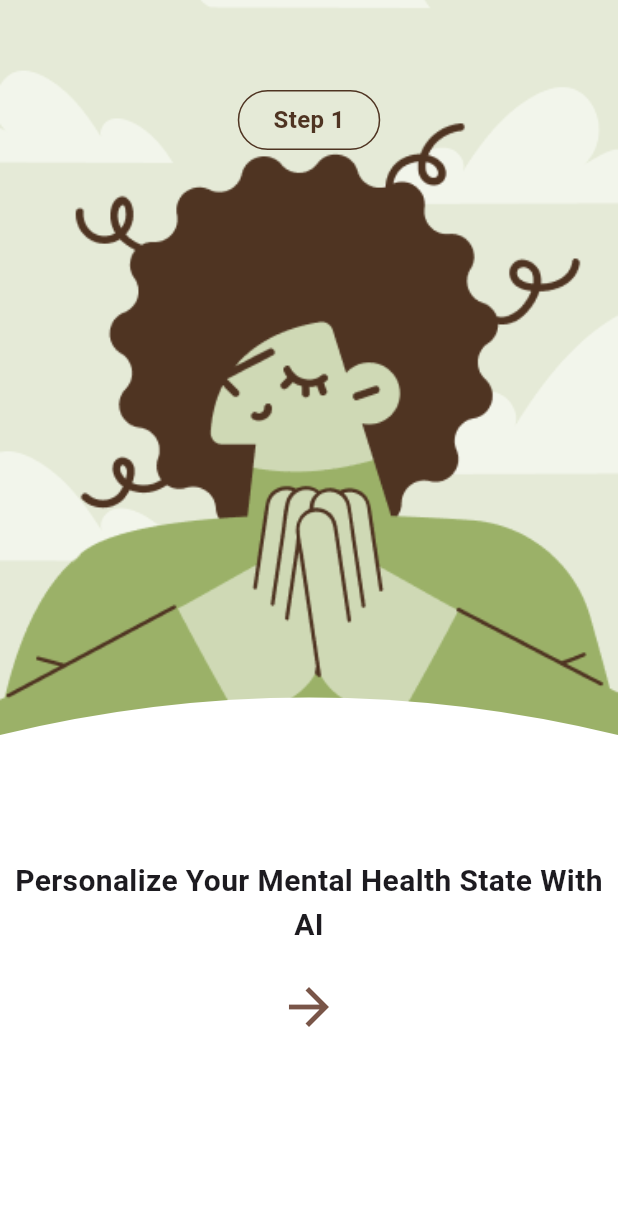
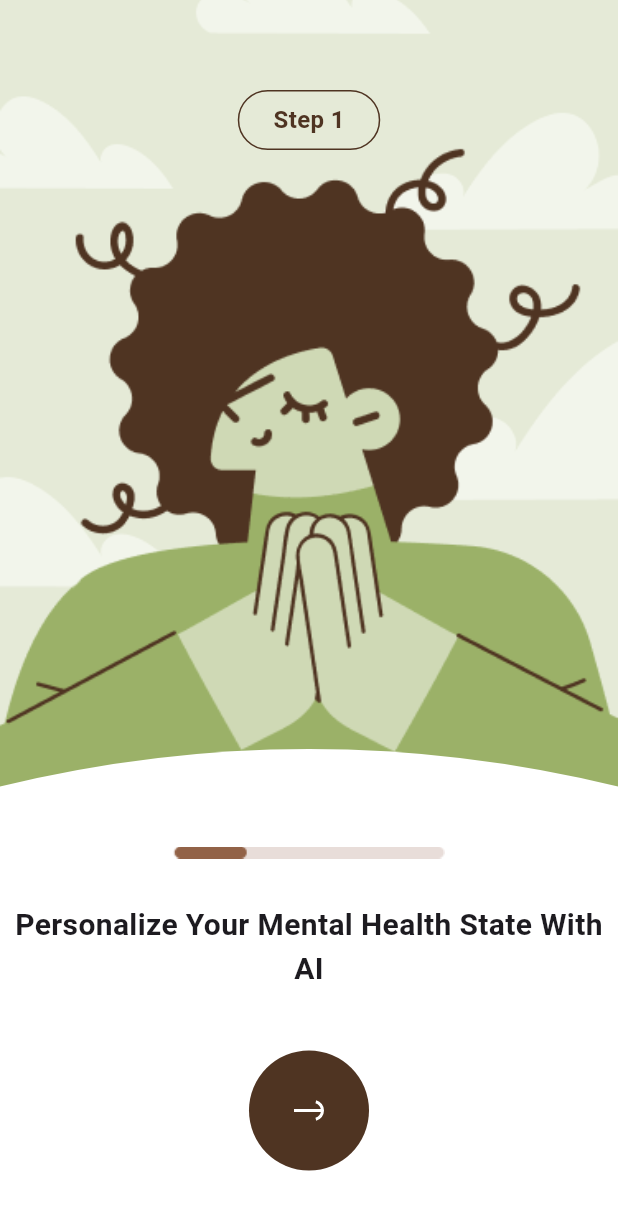
Before and after one commit to TaiMinh2002/MENTAL_HEALTH_APPLICATION, a Flutter app: the screen it shows after launch, after a tap on "Get Start", on a phone screen of 412 x 824 dp. Shown: the top 1210 px of the screen. Run offline on Flutter 3.47's test engine with Material 3 defaults, Android fonts, the phone set to English and light mode, and no system bars; our stand-ins replace flutter_screenutil, flutter_svg, get, lottie.

Commit message:
intro page

```diff
--- a/mental_healing/lib/app_router.dart
+++ b/mental_healing/lib/app_router.dart
@@ -1,12 +1,12 @@
 import 'package:mental_healing/import.dart';
-import 'package:mental_healing/page/intro/component/intro_item.dart';
+import 'package:mental_healing/page/intro/component/page_view_intro.dart';
 import 'package:mental_healing/page/intro/intro_page.dart';
 import 'package:mental_healing/page/splash/splash_page.dart';
 
 class AppRouter {
   static const String routerSplash = '/splash';
   static const String routerIntro = '/intro';
-  static const String routerIntroItem = '/introItem';
+  static const String routerPageViewIntro = '/page_view_intro';
 
   static const curve = Curves.fastOutSlowIn;
   static const transition = Transition.rightToLeftWithFade;
@@ -29,9 +29,9 @@ class AppRouter {
       transition: Transition.fadeIn,
       transitionDuration: transitionDuration,
     ),
-    GetPage<IntroItem>(
-      name: routerIntroItem,
-      page: () => IntroItem(),
+    GetPage<PageViewIntro>(
+      name: routerPageViewIntro,
+      page: () => PageViewIntro(),
       curve: curve,
       transition: Transition.fadeIn,
       transitionDuration: transitionDuration,
--- a/mental_healing/lib/page/intro/component/intro_item.dart
+++ b/mental_healing/lib/page/intro/component/intro_item.dart
@@ -1,21 +1,30 @@
-import 'package:flutter/material.dart';
+import 'package:mental_healing/import.dart';
+import 'package:mental_healing/page/intro/component/next_button.dart';
 import 'package:mental_healing/page/intro/component/step_item.dart';
-import 'package:mental_healing/r.dart';
 
 class IntroItem extends StatelessWidget {
-  const IntroItem({super.key});
+  const IntroItem(
+      {super.key,
+      required this.image,
+      required this.step,
+      required this.text,
+      required this.indicator});
+  final String image;
+  final String text;
+  final String step;
+  final String indicator;
 
   @override
   Widget build(BuildContext context) {
     final double screenHeight = MediaQuery.of(context).size.height;
-    final double imageHeight = screenHeight / 1.6;
+    final double imageHeight = screenHeight / 1.5;
     final double containerHeight = screenHeight - imageHeight + 75;
     return Scaffold(
       backgroundColor: const Color(0xffE5EAD7),
       body: Stack(
         children: [
           Image.asset(
-            AssetImages.intro1,
+            image,
             height: imageHeight,
             width: double.infinity,
             fit: BoxFit.cover,
@@ -24,10 +33,7 @@ class IntroItem extends StatelessWidget {
             padding: const EdgeInsets.only(top: 60.0),
             child: Column(
               mainAxisAlignment: MainAxisAlignment.spaceBetween,
-              children: [
-                const StepItem(title: 'Step 1'),
-                _bottomWidget(containerHeight)
-              ],
+              children: [StepItem(title: step), _bottomWidget(containerHeight)],
             ),
           )
         ],
@@ -42,16 +48,19 @@ class IntroItem extends StatelessWidget {
         color: Colors.white,
         height: height,
         width: double.infinity,
-        child: const Column(
-          mainAxisAlignment: MainAxisAlignment.center,
+        child: Column(
+          mainAxisAlignment: MainAxisAlignment.start,
           children: [
+            Padding(
+              padding: const EdgeInsets.only(top: 90.0, bottom: 30),
+              child: Image.asset(indicator),
+            ),
             Text(
-              'Personalize Your Mental Health State With AI',
-              style: TextStyle(fontSize: 20, fontWeight: FontWeight.bold),
+              text,
+              style: const TextStyle(fontSize: 20, fontWeight: FontWeight.bold),
               textAlign: TextAlign.center,
             ),
-            SizedBox(height: 20),
-            Icon(Icons.arrow_forward, size: 40, color: Colors.brown),
+            NextButton(),
           ],
         ),
       ),
--- /dev/null
+++ b/mental_healing/lib/page/intro/component/next_button.dart
@@ -0,0 +1,21 @@
+import 'package:mental_healing/import.dart';
+import 'package:mental_healing/page/intro/intro_controller.dart';
+
+class NextButton extends StatelessWidget {
+  final IntroController controller = Get.put(IntroController());
+  NextButton({super.key});
+
+  @override
+  Widget build(BuildContext context) {
+    return GestureDetector(
+      onTap: controller.handleNexPage,
+      child: Container(
+        padding: const EdgeInsets.all(28),
+        margin: const EdgeInsets.only(top: 40),
+        decoration: const BoxDecoration(
+            color: Color(0xff4F3422), shape: BoxShape.circle),
+        child: Center(child: SvgPicture.asset(AssetIcons.next)),
+      ),
+    );
+  }
+}
--- /dev/null
+++ b/mental_healing/lib/page/intro/component/page_view_intro.dart
@@ -0,0 +1,46 @@
+import 'package:mental_healing/import.dart';
+import 'package:mental_healing/page/intro/component/intro_item.dart';
+import 'package:mental_healing/page/intro/intro_controller.dart';
+
+class PageViewIntro extends StatelessWidget {
+  final IntroController controller = Get.put(IntroController());
+  PageViewIntro({super.key});
+
+  @override
+  Widget build(BuildContext context) {
+    final List<Map<String, String>> introItems = [
+      {
+        'image': AssetImages.intro1,
+        'text': 'Personalize Your Mental Health State With AI',
+        'step': 'Step 1',
+        'indicator': AssetImages.indicatorIntro1,
+      },
+      {
+        'image': AssetImages.intro2,
+        'text': 'Intelligent Mood Tracking & AI Emotion Insights',
+        'step': 'Step 2',
+        'indicator': AssetImages.indicatorIntro2,
+      },
+      {
+        'image': AssetImages.intro3,
+        'text': 'Mindful Resources That Makes You Happy',
+        'step': 'Step 3',
+        'indicator': AssetImages.indicatorIntro3,
+      },
+    ];
+
+    return PageView.builder(
+      controller: controller.pageController,
+      itemCount: introItems.length,
+      itemBuilder: (context, index) {
+        final item = introItems[index];
+        return IntroItem(
+          image: item['image']!,
+          text: item['text']!,
+          step: item['step']!,
+          indicator: item['indicator']!,
+        );
+      },
+    );
+  }
+}
--- a/mental_healing/lib/page/intro/intro_controller.dart
+++ b/mental_healing/lib/page/intro/intro_controller.dart
@@ -1,8 +1,25 @@
-import 'package:get/get.dart';
 import 'package:mental_healing/app_router.dart';
+import 'package:mental_healing/import.dart';
 
 class IntroController extends GetxController {
+  final pageController = PageController();
+
+  void handleNexPage() {
+    if (pageController.page!.toInt() == 2) {
+      Get.offNamed(AppRouter.routerIntro);
+    } else {
+      pageController.nextPage(
+          duration: const Duration(milliseconds: 300), curve: Curves.easeIn);
+    }
+  }
+
   Future<void> moveToIntro() async {
-    Get.offNamed(AppRouter.routerIntroItem);
+    Get.offNamed(AppRouter.routerPageViewIntro);
+  }
+
+  @override
+  void onClose() {
+    pageController.dispose();
+    super.onClose();
   }
 }
--- a/mental_healing/lib/page/splash/splash_controller.dart
+++ b/mental_healing/lib/page/splash/splash_controller.dart
@@ -9,7 +9,7 @@ class SplashController extends GetxController {
   }
 
   Future<void> _moveToBoardingPage() async {
-    await 2.5.seconds.delay();
+    await 3.seconds.delay();
     Get.offNamed(AppRouter.routerIntro);
   }
 }
--- a/mental_healing/lib/r.dart
+++ b/mental_healing/lib/r.dart
@@ -1,5 +1,10 @@
 class AssetImages {
+	static const String indicatorIntro1 = 'assets/images/indicator_intro1.png';
+	static const String indicatorIntro2 = 'assets/images/indicator_intro2.png';
+	static const String indicatorIntro3 = 'assets/images/indicator_intro3.png';
 	static const String intro1 = 'assets/images/intro1.png';
+	static const String intro2 = 'assets/images/intro2.png';
+	static const String intro3 = 'assets/images/intro3.png';
 	static const String signInImage = 'assets/images/sign_in_image.png';
 	static const String splashLogo = 'assets/images/splash_logo.png';
 }
```
Also changed, not shown: mental_healing/assets/images/indicator_intro1.png (added), mental_healing/assets/images/indicator_intro2.png (added), mental_healing/assets/images/indicator_intro3.png (added), mental_healing/assets/images/intro2.png (added), mental_healing/assets/images/intro3.png (added).
